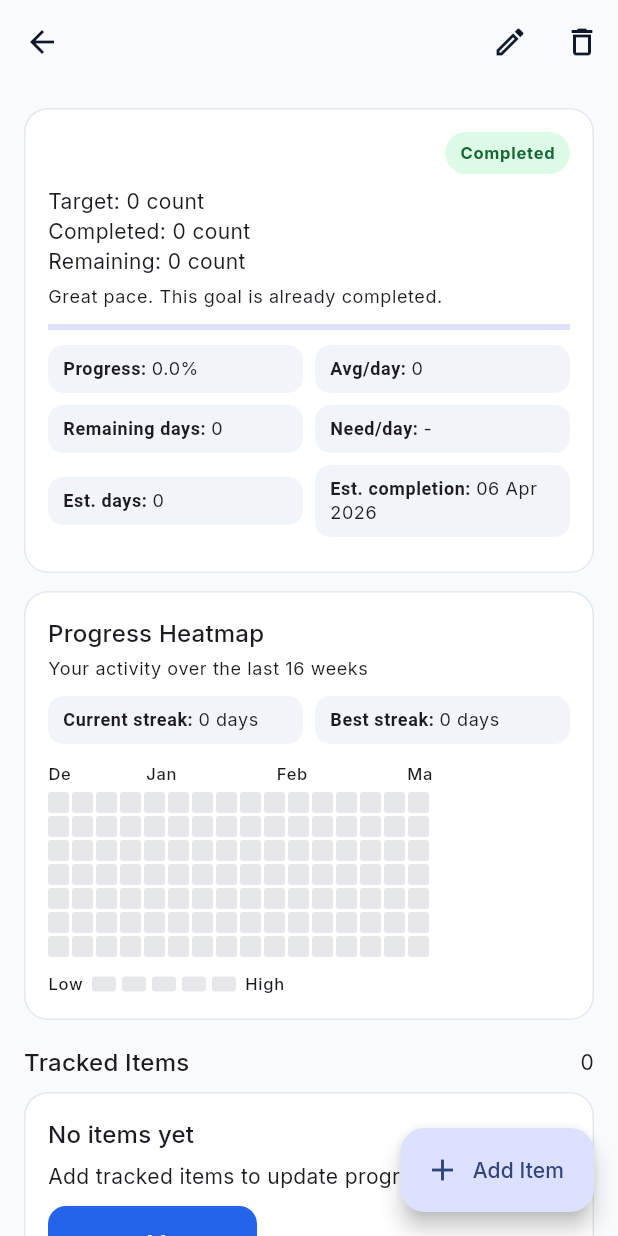
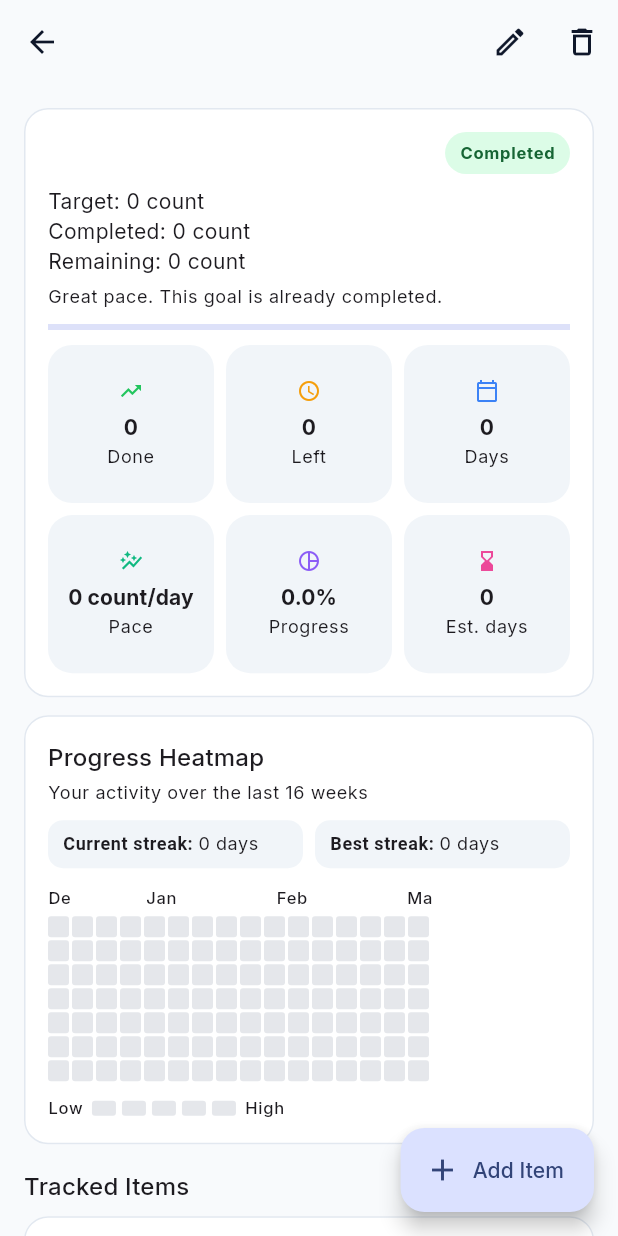
Before and after one commit to Flutter-Lab/Co-workPlace, a Flutter app: the GoalDetailScreen screen opened directly with empty values, on a phone screen of 412 x 824 dp. Run offline on Flutter 3.47's test engine with Material 3 defaults, Android fonts, the phone set to English and light mode, and no system bars; our stand-ins replace cloud_firestore, firebase_auth, firebase_core, flutter_riverpod, go_router, google_fonts and 3 more; accounts and stored records are empty.

Commit message:
Added Goal Feature

```diff
--- a/lib/features/goals/presentation/goal_dashboard_screen.dart
+++ b/lib/features/goals/presentation/goal_dashboard_screen.dart
@@ -680,7 +680,7 @@ class _GoalCard extends StatelessWidget {
               const SizedBox(height: 10),
               LinearProgressIndicator(value: metrics.progressPercent / 100),
               const SizedBox(height: 10),
-              _GoalMetricsWrap(metrics: metrics),
+              _GoalMetricsWrap(metrics: metrics, unitLabel: unit),
               const SizedBox(height: 12),
               Row(
                 children: [
@@ -761,7 +761,7 @@ class _GoalSummaryCard extends StatelessWidget {
             const SizedBox(height: 10),
             LinearProgressIndicator(value: metrics.progressPercent / 100),
             const SizedBox(height: 10),
-            _GoalMetricsWrap(metrics: metrics),
+            _GoalMetricsWrap(metrics: metrics, unitLabel: unit),
           ],
         ),
       ),
@@ -770,80 +770,199 @@ class _GoalSummaryCard extends StatelessWidget {
 }
 
 class _GoalMetricsWrap extends StatelessWidget {
-  const _GoalMetricsWrap({required this.metrics});
+  const _GoalMetricsWrap({required this.metrics, required this.unitLabel});
 
   final GoalMetrics metrics;
+  final String unitLabel;
 
   @override
   Widget build(BuildContext context) {
-    final estimatedDate = metrics.estimatedCompletionUtc == null
+    final expectedRemainingDays = metrics.estimatedDaysToTarget == null
         ? '-'
-        : DateFormat(
-            'dd MMM yyyy',
-          ).format(metrics.estimatedCompletionUtc!.toLocal());
-
-    final rows = [
-      [
-        _MetricPair(
-          label: 'Progress',
-          value: '${metrics.progressPercent.toStringAsFixed(1)}%',
-        ),
-        _MetricPair(
-          label: 'Avg/day',
-          value: _formatNumber(metrics.averagePerDay),
-        ),
-      ],
-      [
-        _MetricPair(
-          label: 'Remaining days',
-          value: metrics.remainingDays == null
-              ? '-'
-              : '${metrics.remainingDays}',
-        ),
-        _MetricPair(
-          label: 'Need/day',
-          value: metrics.requiredPerDay == null
-              ? '-'
-              : _formatNumber(metrics.requiredPerDay!),
-        ),
-      ],
-      [
-        _MetricPair(
-          label: 'Est. days',
-          value: metrics.estimatedDaysToTarget == null
-              ? '-'
-              : _formatNumber(metrics.estimatedDaysToTarget!),
-        ),
-        _MetricPair(label: 'Est. completion', value: estimatedDate),
-      ],
+        : '${metrics.estimatedDaysToTarget!.ceil()}';
+    final paceValue = metrics.requiredPerDay ?? metrics.averagePerDay;
+
+    final tiles = [
+      _GoalStateTile(
+        icon: Icons.trending_up,
+        iconColor: const Color(0xFF22C55E),
+        value: _formatNumber(metrics.completed),
+        label: 'Done',
+        infoTitle: 'Done',
+        infoText: 'How much of the goal is already completed.',
+      ),
+      _GoalStateTile(
+        icon: Icons.access_time_outlined,
+        iconColor: const Color(0xFFF59E0B),
+        value: _formatNumber(metrics.remaining),
+        label: 'Left',
+        infoTitle: 'Left',
+        infoText: 'How much is still left to finish.',
+      ),
+      _GoalStateTile(
+        icon: Icons.calendar_today_outlined,
+        iconColor: const Color(0xFF3B82F6),
+        value: metrics.remainingDays == null ? '-' : '${metrics.remainingDays}',
+        label: 'Days',
+        infoTitle: 'Days',
+        infoText: 'Days remaining until the deadline.',
+      ),
+      _GoalStateTile(
+        icon: Icons.auto_graph_outlined,
+        iconColor: const Color(0xFF10B981),
+        value: '${_formatNumber(paceValue)} $unitLabel/day',
+        label: 'Pace',
+        infoTitle: 'Daily Pace',
+        infoText: 'Average or required progress per day in the goal unit.',
+      ),
+      _GoalStateTile(
+        icon: Icons.pie_chart_outline,
+        iconColor: const Color(0xFF8B5CF6),
+        value: '${metrics.progressPercent.toStringAsFixed(1)}%',
+        label: 'Progress',
+        infoTitle: 'Progress',
+        infoText: 'Overall completion percentage of the goal.',
+      ),
+      _GoalStateTile(
+        icon: Icons.hourglass_bottom_outlined,
+        iconColor: const Color(0xFFEC4899),
+        value: expectedRemainingDays,
+        label: 'Est. days',
+        infoTitle: 'Estimated Days Left',
+        infoText: 'Estimated remaining days at the current pace.',
+      ),
     ];
 
-    return Column(
-      children: rows.map((row) {
-        return Padding(
-          padding: const EdgeInsets.only(bottom: 8),
-          child: Row(
+    return GridView.builder(
+      shrinkWrap: true,
+      physics: const NeverScrollableScrollPhysics(),
+      itemCount: tiles.length,
+      gridDelegate: const SliverGridDelegateWithFixedCrossAxisCount(
+        crossAxisCount: 3,
+        crossAxisSpacing: 8,
+        mainAxisSpacing: 8,
+        childAspectRatio: 1.05,
+      ),
+      itemBuilder: (context, index) => tiles[index],
+    );
+  }
+}
+
+class _GoalStateTile extends StatelessWidget {
+  const _GoalStateTile({
+    required this.icon,
+    required this.iconColor,
+    required this.value,
+    required this.label,
+    required this.infoTitle,
+    required this.infoText,
+  });
+
+  final IconData icon;
+  final Color iconColor;
+  final String value;
+  final String label;
+  final String infoTitle;
+  final String infoText;
+
+  @override
+  Widget build(BuildContext context) {
+    return Material(
+      color: Theme.of(context).colorScheme.surfaceContainerHighest,
+      borderRadius: BorderRadius.circular(16),
+      child: InkWell(
+        borderRadius: BorderRadius.circular(16),
+        onTap: () =>
+            _showStateInfoSheet(context, title: infoTitle, message: infoText),
+        child: Padding(
+          padding: const EdgeInsets.symmetric(horizontal: 8, vertical: 8),
+          child: Column(
+            mainAxisAlignment: MainAxisAlignment.center,
             children: [
-              Expanded(
-                child: _MetricChip(label: row[0].label, value: row[0].value),
-              ),
-              const SizedBox(width: 8),
-              Expanded(
-                child: _MetricChip(label: row[1].label, value: row[1].value),
+              Icon(icon, color: iconColor, size: 16),
+              const SizedBox(height: 6),
+              TweenAnimationBuilder<double>(
+                tween: Tween<double>(
+                  begin: 0,
+                  end:
+                      double.tryParse(
+                        value
+                            .replaceAll('%', '')
+                            .replaceAll(RegExp(r'[^0-9.\-]'), ''),
+                      ) ??
+                      0,
+                ),
+                duration: const Duration(milliseconds: 450),
+                curve: Curves.easeOut,
+                builder: (context, animatedValue, child) {
+                  final display = value.contains('%')
+                      ? '${animatedValue.toStringAsFixed(1)}%'
+                      : (value == '-'
+                            ? '-'
+                            : _animatedDisplayTemplate(
+                                original: value,
+                                animatedValue: animatedValue,
+                              ));
+                  return Text(
+                    display,
+                    textAlign: TextAlign.center,
+                    maxLines: 2,
+                    overflow: TextOverflow.ellipsis,
+                    style: Theme.of(context).textTheme.titleSmall?.copyWith(
+                      fontWeight: FontWeight.w700,
+                    ),
+                  );
+                },
+              ),
+              const SizedBox(height: 2),
+              Text(
+                label,
+                textAlign: TextAlign.center,
+                style: Theme.of(context).textTheme.bodySmall,
               ),
             ],
           ),
-        );
-      }).toList(),
-    );
-  }
-}
-
-class _MetricPair {
-  const _MetricPair({required this.label, required this.value});
-
-  final String label;
-  final String value;
+        ),
+      ),
+    );
+  }
+}
+
+String _animatedDisplayTemplate({
+  required String original,
+  required double animatedValue,
+}) {
+  final numeric = _formatNumber(animatedValue);
+  if (original.contains('/day')) {
+    final suffix = original.substring(original.indexOf(' ')).trim();
+    return '$numeric $suffix';
+  }
+  return original == '-' ? '-' : numeric;
+}
+
+Future<void> _showStateInfoSheet(
+  BuildContext context, {
+  required String title,
+  required String message,
+}) {
+  return showModalBottomSheet<void>(
+    context: context,
+    showDragHandle: true,
+    builder: (context) {
+      return Padding(
+        padding: const EdgeInsets.fromLTRB(16, 8, 16, 24),
+        child: Column(
+          mainAxisSize: MainAxisSize.min,
+          crossAxisAlignment: CrossAxisAlignment.start,
+          children: [
+            Text(title, style: Theme.of(context).textTheme.titleMedium),
+            const SizedBox(height: 8),
+            Text(message, style: Theme.of(context).textTheme.bodyMedium),
+          ],
+        ),
+      );
+    },
+  );
 }
 
 class _GoalStateInfo {
--- a/planning/goal_tracker/goal_tracker_flow.txt
+++ b/planning/goal_tracker/goal_tracker_flow.txt
@@ -8,12 +8,13 @@ Goal Tracker (Easy Flow)
 |    |
 |    `-- Goal list
 |         |
-|         |-- See current state
+|         |-- See current state (small tap cards)
 |         |    |-- Completed
 |         |    |-- Remaining
-|         |    |-- Daily pace
+|         |    |-- Daily pace with unit
 |         |    |-- Streak status
-|         |    `-- Expected finish
+|         |    |-- Progress
+|         |    `-- Estimated days left
 |         |
 |         |-- For simple goals (example: 5000 steps run)
 |         |    `-- Add Progress only
@@ -32,14 +33,10 @@ Goal Tracker (Easy Flow)
 
 
 Current Problems and Solutions:
-  1. When I try to add progress in Simple Goal and Edit item and Save item button click it shows Couldn't add progress in snackbar. May be firestore problem. Find and fix.
-  2. Fix Heatmap width properly. It should fit with screen. Improve UI.
-  3. Add heatmap legend and month labels for easier interpretation.
-  4. Add streak tracking (consecutive active days) in goal details.
-  5. Show current Goal states (UI) in better way and Improve UI (Don't use wraped item).
-  6. Goals screen has two Appbar and Title. It should show only One app bar. Find and fix this problem.
-  7. Test everything you updated in code and comfirm updates are working properly.
-  8. Suggest next improvements.
+  1. Don't show info button. Open a small bottom sheet on tap on Stat card instead of tooltip for mobile friendliness.
+  2. Add unit-aware labels like 120 steps/day instead of only /day.
+  4. Test everything you updated in code and comfirm updates are working properly.
+  5. Suggest next improvements.
 
 Prompt:
   You are an expert Flutter developer. Now plan the implementation for updates in
```
Also changed, not shown: 1 other file.
